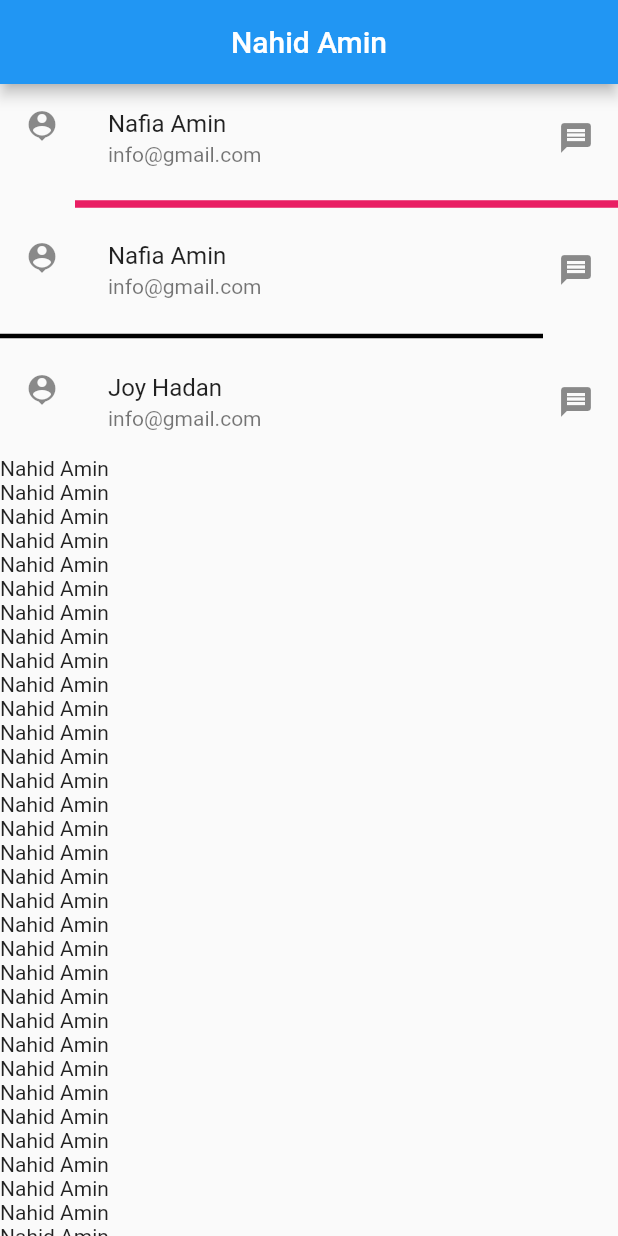
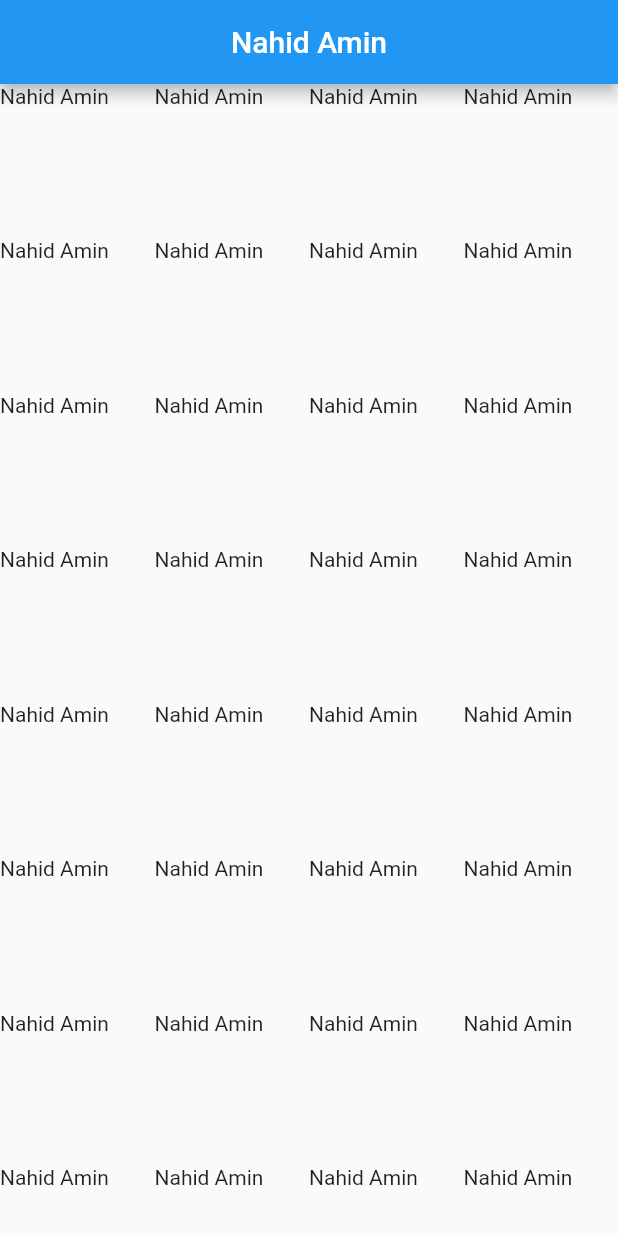
Before and after one commit to Nahid-web/flutter_ostad, a Flutter app: the screen it shows after launch, on a phone screen of 412 x 824 dp. Run offline on Flutter 3.47's test engine with Material 2 defaults, Android fonts, the light colour scheme and no system bars.

Commit message:
GridView, SliverGridDelegated

```diff
--- a/lib/body_widget.dart
+++ b/lib/body_widget.dart
@@ -9,37 +9,9 @@ class BodyWidget extends StatelessWidget {
     return Scrollbar(
       thickness: 10,
       radius: Radius.circular(10),
-      child: ListView(
-
+      child: GridView(
+        gridDelegate: SliverGridDelegateWithFixedCrossAxisCount(crossAxisCount: 4) ,
         children: [
-          ListTile(
-            title: Text('Nafia Amin'),
-            subtitle: Text('info@gmail.com'),
-            leading: Icon(Icons.person_pin),
-            trailing: Icon(Icons.message),
-          ),
-          Divider(
-            color: Colors.pink,
-            thickness: 5,
-            indent: 50,
-          ),
-          ListTile(
-            title: Text('Nafia Amin'),
-            subtitle: Text('info@gmail.com'),
-            leading: Icon(Icons.person_pin),
-            trailing: Icon(Icons.message),
-          ),
-          Divider(
-            color: Colors.black,
-            thickness: 3 ,
-            endIndent: 50,
-          ),
-          ListTile(
-            title: Text('Joy Hadan'),
-            subtitle: Text('info@gmail.com'),
-            leading: Icon(Icons.person_pin),
-            trailing: Icon(Icons.message),
-          ),
           Text('Nahid Amin'),
           Text('Nahid Amin'),
           Text('Nahid Amin'),
```
